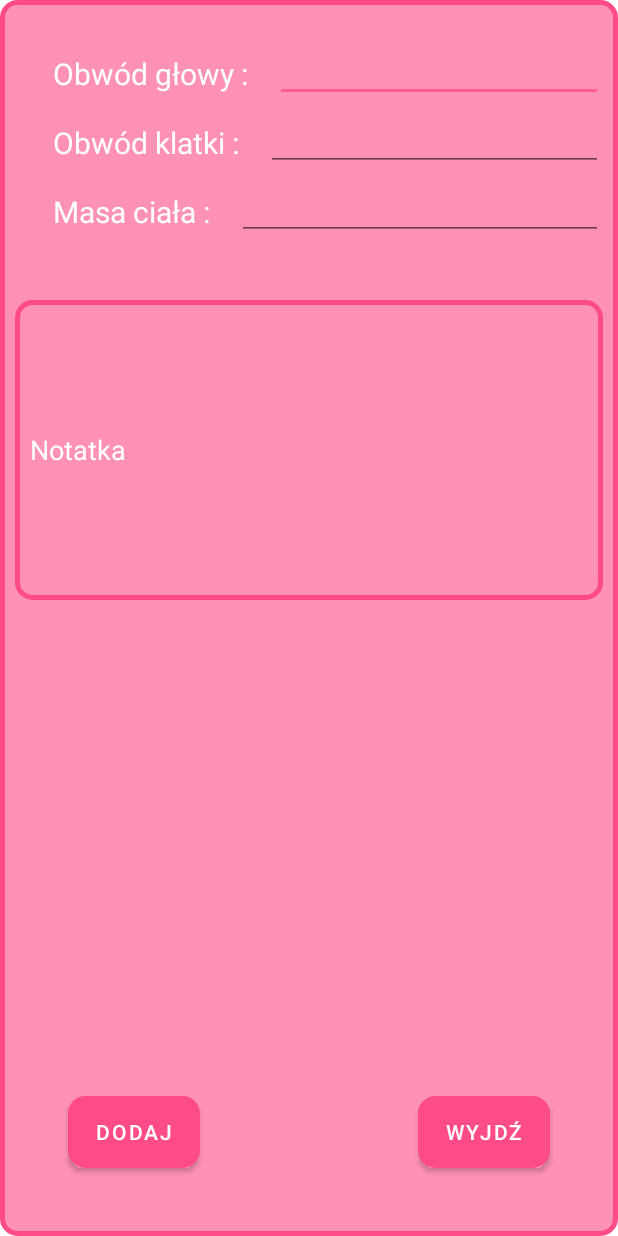
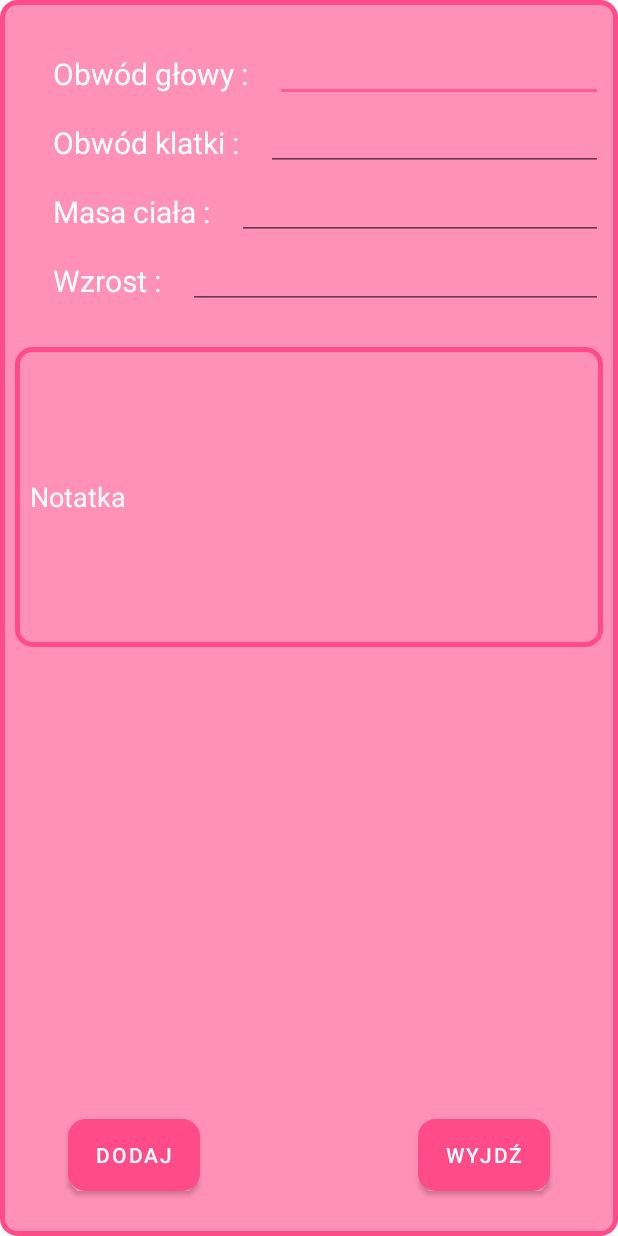
Before and after one commit to tobiaszmateusz/BabyCon, an Android app: the layout pop_layout.xml on its own in the app's theme, with its tools: preview values and no code run, on a phone screen of 412 x 824 dp. Run offline under Robolectric (Android 15) with nearby library versions, the phone set to English and light mode, and no system bars.

Commit message:
Commit 12

```diff
--- a/app/src/main/res/layout/pop_layout.xml
+++ b/app/src/main/res/layout/pop_layout.xml
@@ -18,7 +18,7 @@
             android:layout_height="wrap_content"
             android:layout_alignParentBottom="true"
             android:layout_marginStart="35dp"
-            android:layout_marginBottom="35dp"
+            android:layout_marginBottom="20dp"
             android:background="@drawable/shape2"
             android:textColor="@color/white"
             android:text="Dodaj" />
@@ -31,7 +31,7 @@
             android:layout_alignParentEnd="true"
             android:layout_alignParentBottom="true"
             android:layout_marginEnd="35dp"
-            android:layout_marginBottom="35dp"
+            android:layout_marginBottom="20dp"
             android:background="@drawable/shape2"
             android:text="Wyjdź" />
 
@@ -151,13 +151,52 @@
             app:layout_constraintStart_toEndOf="@+id/obwodklatki"
             app:layout_constraintTop_toBottomOf="@+id/obwodglowy2" />
 
+        <TextView
+            android:id="@+id/wzrost"
+            android:layout_width="wrap_content"
+            android:layout_height="wrap_content"
+            android:layout_below="@+id/waga"
+            android:layout_alignParentStart="true"
+            android:layout_alignParentLeft="true"
+            android:layout_gravity="center_vertical"
+            android:layout_marginTop="8dp"
+            android:layout_marginLeft="20dp"
+            android:layout_weight="0.8"
+            android:gravity=""
+            android:padding="5dp"
+            android:text="Wzrost : "
+            android:textColor="@color/white"
+            android:textSize="20dp"
+            app:layout_constraintStart_toStartOf="parent"
+            app:layout_constraintTop_toBottomOf="@+id/obwodglowy" />
+
+        <EditText
+            android:id="@+id/wzrost2"
+            android:layout_width="wrap_content"
+            android:layout_height="wrap_content"
+            android:layout_below="@id/waga2"
+            android:layout_alignParentEnd="true"
+            android:layout_gravity="center_vertical"
+            android:layout_marginTop="8dp"
+            android:layout_marginStart="8dp"
+            android:layout_toEndOf="@+id/wzrost"
+            android:layout_weight="0.8"
+            android:gravity=""
+            android:padding="5dp"
+            android:inputType="number"
+            android:text=""
+            android:textColor="@color/white"
+            android:textSize="20dp"
+            app:layout_constraintStart_toEndOf="@+id/obwodklatki"
+            app:layout_constraintTop_toBottomOf="@+id/obwodglowy2" />
+
         <EditText
             android:id="@+id/notatnik"
             android:layout_width="match_parent"
             android:layout_height="200dp"
             android:background="@drawable/shape"
-            android:layout_below="@+id/waga"
-            android:layout_marginTop="40dp"
+            android:layout_below="@+id/wzrost"
+            android:layout_marginTop="25dp"
             android:hint="Notatka"
             android:textColor="@color/white"
             android:textColorHint="#FFFFFF" />
```
Also changed, not shown: app/src/main/java/com/example/babycon/Daily.java (+3 -7 lines), app/src/main/java/com/example/babycon/DataBaseHelper.java (+29 -2 lines), app/src/main/java/com/example/babycon/PopActivity.java (+4 -3 lines), app/src/main/java/com/example/babycon/PopRejestrActivity.java (+7 -0 lines), app/src/main/java/com/example/babycon/Szczepienia.java (+24 -0 lines).
